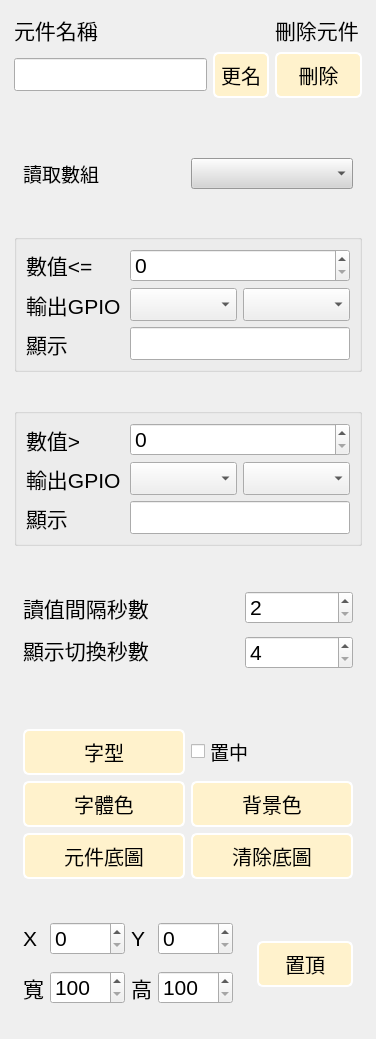
Qt form src/ActiveManager/LayerEditor.ui (roger0816/BoardT) before a commit.
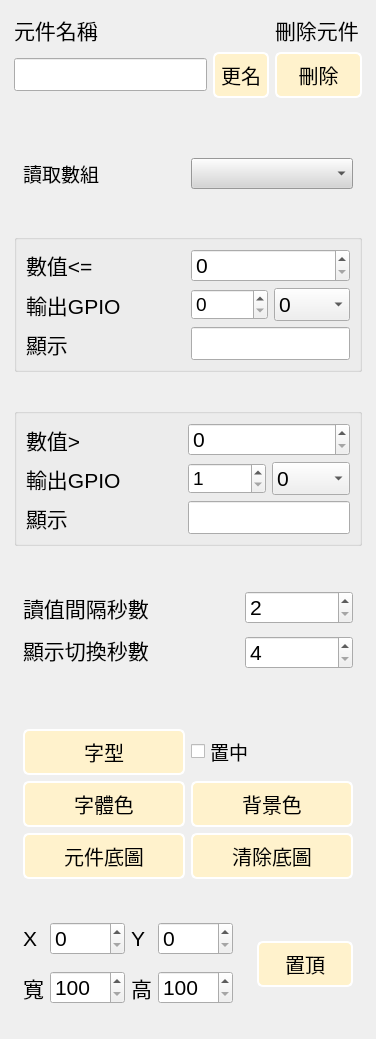
The same form after that commit.

Commit message: modified:   bin/ActiveManager.exe 	modified:   src/ActiveManager/LayerEditor.ui 	modified:   src/common/cData/CData.cpp

Patch:
```diff
--- a/src/ActiveManager/LayerEditor.ui
+++ b/src/ActiveManager/LayerEditor.ui
@@ -955,18 +955,61 @@
                <property name="title">
                 <string/>
                </property>
-               <layout class="QGridLayout" name="gridLayout_13" rowstretch="1,1,1" columnstretch="2,1,1,0" rowminimumheight="1,1,1" columnminimumwidth="2,1,1,0">
-                <item row="1" column="2">
-                 <widget class="QComboBox" name="comboBox">
+               <layout class="QGridLayout" name="gridLayout_13" rowstretch="1,0,0" columnstretch="2,1,1">
+                <item row="1" column="1" colspan="2">
+                 <widget class="QWidget" name="widget_15" native="true">
                   <property name="font">
                    <font>
-                    <pointsize>16</pointsize>
+                    <pointsize>14</pointsize>
                    </font>
                   </property>
+                  <layout class="QHBoxLayout" name="horizontalLayout_7">
+                   <property name="leftMargin">
+                    <number>0</number>
+                   </property>
+                   <property name="topMargin">
+                    <number>0</number>
+                   </property>
+                   <property name="rightMargin">
+                    <number>0</number>
+                   </property>
+                   <property name="bottomMargin">
+                    <number>0</number>
+                   </property>
+                   <item>
+                    <widget class="QSpinBox" name="spinBox">
+                     <property name="maximum">
+                      <number>1</number>
+                     </property>
+                     <property name="singleStep">
+                      <number>40</number>
+                     </property>
+                    </widget>
+                   </item>
+                   <item>
+                    <widget class="QComboBox" name="comboBox_2">
+                     <property name="font">
+                      <font>
+                       <pointsize>16</pointsize>
+                      </font>
+                     </property>
+                     <item>
+                      <property name="text">
+                       <string>0</string>
+                      </property>
+                     </item>
+                     <item>
+                      <property name="text">
+                       <string>1</string>
+                      </property>
+                     </item>
+                    </widget>
+                   </item>
+                  </layout>
                  </widget>
                 </item>
-                <item row="1" column="3">
-                 <widget class="QComboBox" name="comboBox_2">
+                <item row="0" column="1" colspan="2">
+                 <widget class="QSpinBox" name="sbMin">
                   <property name="font">
                    <font>
                     <pointsize>16</pointsize>
@@ -974,18 +1017,6 @@
                   </property>
                  </widget>
                 </item>
-                <item row="2" column="0">
-                 <widget class="QLabel" name="label_15">
-                  <property name="font">
-                   <font>
-                    <pointsize>16</pointsize>
-                   </font>
-                  </property>
-                  <property name="text">
-                   <string>顯示</string>
-                  </property>
-                 </widget>
-                </item>
                 <item row="0" column="0">
                  <widget class="QLabel" name="label_11">
                   <property name="font">
@@ -998,19 +1029,7 @@
                   </property>
                  </widget>
                 </item>
-                <item row="1" column="0">
-                 <widget class="QLabel" name="label_16">
-                  <property name="font">
-                   <font>
-                    <pointsize>16</pointsize>
-                   </font>
-                  </property>
-                  <property name="text">
-                   <string>輸出GPIO</string>
-                  </property>
-                 </widget>
-                </item>
-                <item row="2" column="2" colspan="2">
+                <item row="2" column="1" colspan="2">
                  <widget class="QLineEdit" name="txTxValueMinMsg">
                   <property name="font">
                    <font>
@@ -1019,12 +1038,27 @@
                   </property>
                  </widget>
                 </item>
-                <item row="0" column="2" colspan="2">
-                 <widget class="QSpinBox" name="sbMin">
+                <item row="2" column="0">
+                 <widget class="QLabel" name="label_15">
                   <property name="font">
                    <font>
                     <pointsize>16</pointsize>
                    </font>
+                  </property>
+                  <property name="text">
+                   <string>顯示</string>
+                  </property>
+                 </widget>
+                </item>
+                <item row="1" column="0">
+                 <widget class="QLabel" name="label_16">
+                  <property name="font">
+                   <font>
+                    <pointsize>16</pointsize>
+                   </font>
+                  </property>
+                  <property name="text">
+                   <string>輸出GPIO</string>
                   </property>
                  </widget>
                 </item>
@@ -1073,6 +1107,16 @@
                     <pointsize>16</pointsize>
                    </font>
                   </property>
+                  <item>
+                   <property name="text">
+                    <string>0</string>
+                   </property>
+                  </item>
+                  <item>
+                   <property name="text">
+                    <string>1</string>
+                   </property>
+                  </item>
                  </widget>
                 </item>
                 <item row="2" column="1" colspan="2">
@@ -1096,15 +1140,6 @@
                   </property>
                  </widget>
                 </item>
-                <item row="1" column="1">
-                 <widget class="QComboBox" name="comboBox_3">
-                  <property name="font">
-                   <font>
-                    <pointsize>16</pointsize>
-                   </font>
-                  </property>
-                 </widget>
-                </item>
                 <item row="1" column="0">
                  <widget class="QLabel" name="label_19">
                   <property name="font">
@@ -1126,6 +1161,21 @@
                   </property>
                  </widget>
                 </item>
+                <item row="1" column="1">
+                 <widget class="QSpinBox" name="spinBox_2">
+                  <property name="font">
+                   <font>
+                    <pointsize>14</pointsize>
+                   </font>
+                  </property>
+                  <property name="minimum">
+                   <number>1</number>
+                  </property>
+                  <property name="maximum">
+                   <number>40</number>
+                  </property>
+                 </widget>
+                </item>
                </layout>
               </widget>
              </item>
```
Left out of the diff: 10 changed lines with no effect on the pictures. The commit also changes 2 other files.
